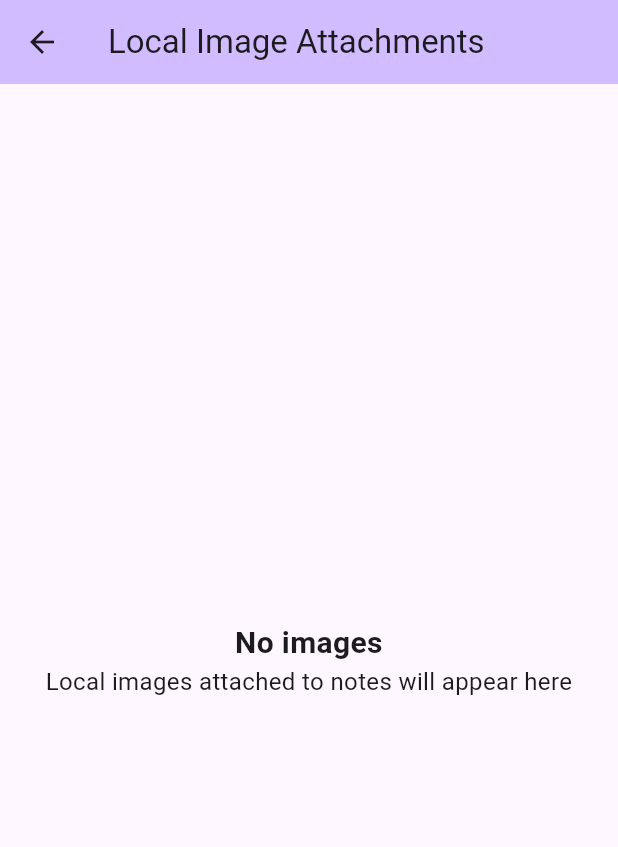
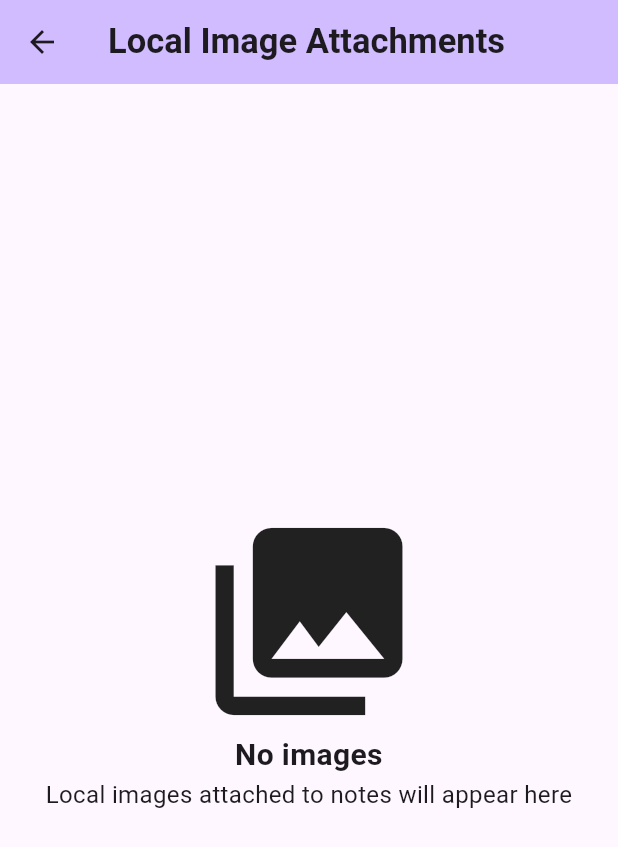
Before and after one commit to r280822a/my_notes, a Flutter app: the LoadingLocalImages screen opened directly, on a phone screen of 412 x 824 dp. Shown: the top 847 px of the screen. Run offline on Flutter 3.47's test engine with Material 2 defaults, Android fonts, the phone set to English and light mode, and no system bars; drawn by our look-alikes of dynamic_color; our stand-ins replace device_info_plus, fluttertoast, image_picker, permission_handler, reorderable_grid_view, sqflite; missing offline and left inert: flutter_archive, io; accounts and stored records are empty.

Commit message:
Title in LoadingLocalImages is bold now (in line with LocalImages), added icon in center of LoadingLocalImages

```diff
--- a/lib/widgets/loading_pages/loading_local_images.dart
+++ b/lib/widgets/loading_pages/loading_local_images.dart
@@ -12,12 +12,21 @@ class LoadingLocalImages extends StatelessWidget {
       appBar: AppBar(
         backgroundColor: Theme.of(context).colorScheme.inversePrimary,
         title: const Text("Local Image Attachments"),
+        titleTextStyle: TextStyle(
+          color: Theme.of(context).colorScheme.onBackground,
+          fontWeight: FontWeight.bold,
+          fontSize: 23,
+        ),
       ),
 
       body: const Center(
         child: Column(
           mainAxisAlignment: MainAxisAlignment.center,
           children: [
+            Icon(
+              Icons.photo_library,
+              size: 150
+            ),
             Text(
               "No images",
               textAlign: TextAlign.center,
```
